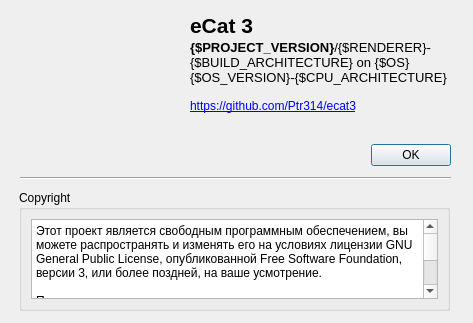
First picture: the form in src/dialogs/aboutdlg.ui, repository Ptr314/ecat3, before the edit.
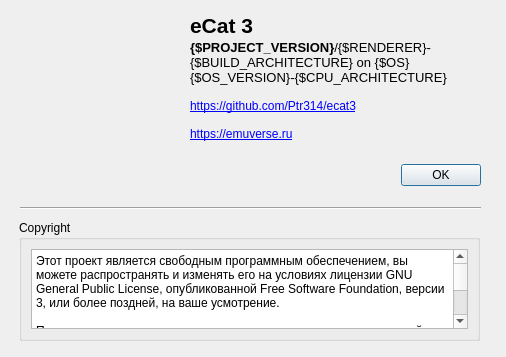
Second picture: the form after the edit. Icons and pictures are not drawn.

The edit to the form file:
```diff
--- a/src/dialogs/aboutdlg.ui
+++ b/src/dialogs/aboutdlg.ui
@@ -6,8 +6,8 @@
    <rect>
     <x>0</x>
     <y>0</y>
-    <width>473</width>
-    <height>323</height>
+    <width>506</width>
+    <height>357</height>
    </rect>
   </property>
   <property name="windowTitle">
@@ -16,8 +16,8 @@
   <widget class="QDialogButtonBox" name="buttonBox">
    <property name="geometry">
     <rect>
-     <x>240</x>
-     <y>140</y>
+     <x>270</x>
+     <y>160</y>
      <width>211</width>
      <height>30</height>
     </rect>
@@ -38,7 +38,7 @@
      <x>20</x>
      <y>10</y>
      <width>191</width>
-     <height>151</height>
+     <height>191</height>
     </rect>
    </property>
    <property name="text">
@@ -71,8 +71,8 @@
    <property name="geometry">
     <rect>
      <x>19</x>
-     <y>190</y>
-     <width>431</width>
+     <y>220</y>
+     <width>461</width>
      <height>121</height>
     </rect>
    </property>
@@ -106,8 +106,8 @@
    <property name="geometry">
     <rect>
      <x>20</x>
-     <y>170</y>
-     <width>431</width>
+     <y>200</y>
+     <width>461</width>
      <height>16</height>
     </rect>
    </property>
@@ -120,8 +120,8 @@
     <rect>
      <x>190</x>
      <y>40</y>
-     <width>271</width>
-     <height>81</height>
+     <width>291</width>
+     <height>111</height>
     </rect>
    </property>
    <property name="text">
```
Left out of the diff: 9 changed lines with no effect on the pictures.
